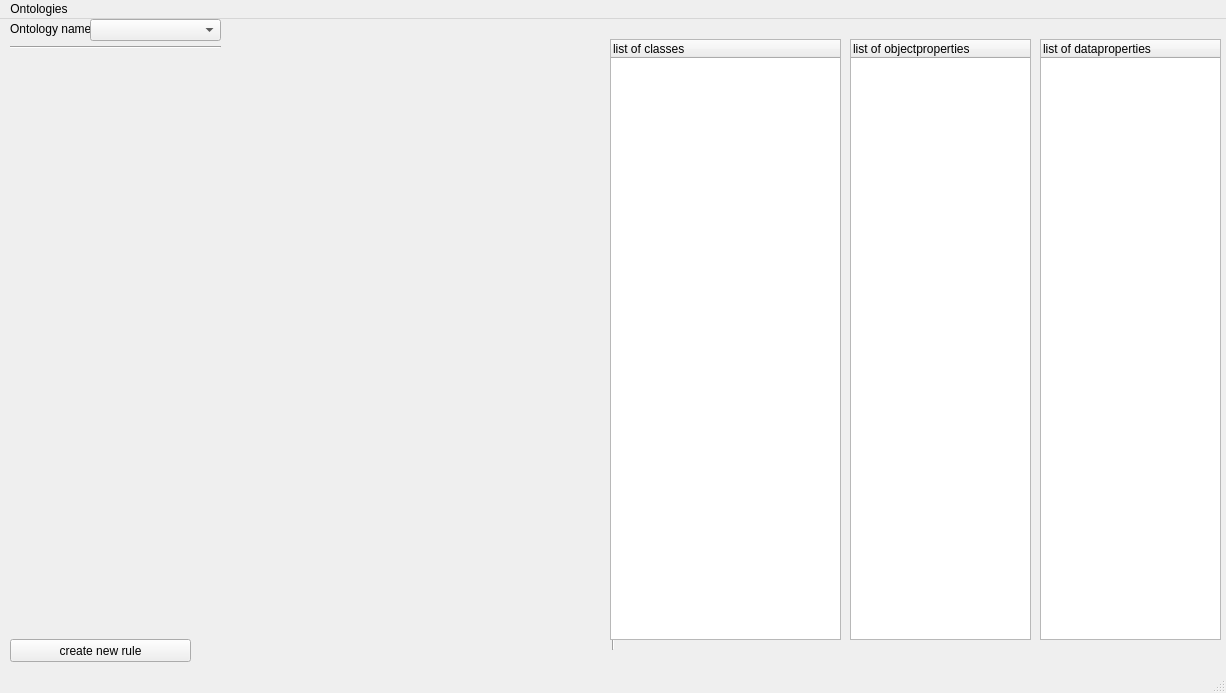
Old version of the form Projekt/MainWindow.ui in the repository schiesem/swrl-rule-editor.
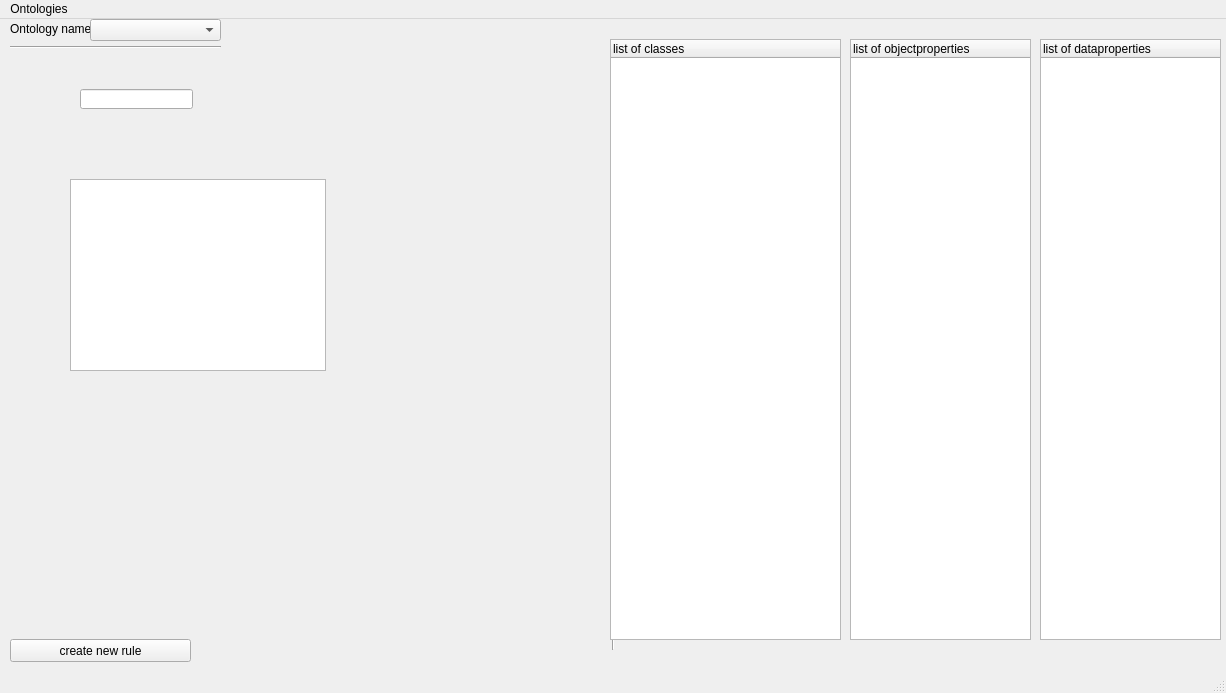
New version of the form.

Patch:
```diff
--- a/Projekt/MainWindow.ui
+++ b/Projekt/MainWindow.ui
@@ -142,6 +142,26 @@
      </property>
     </column>
    </widget>
+   <widget class="QLineEdit" name="rule_lineEdit">
+    <property name="geometry">
+     <rect>
+      <x>80</x>
+      <y>70</y>
+      <width>113</width>
+      <height>20</height>
+     </rect>
+    </property>
+   </widget>
+   <widget class="QListWidget" name="rule_listWidget">
+    <property name="geometry">
+     <rect>
+      <x>70</x>
+      <y>160</y>
+      <width>256</width>
+      <height>192</height>
+     </rect>
+    </property>
+   </widget>
   </widget>
   <widget class="QMenuBar" name="menubar">
    <property name="geometry">
```
